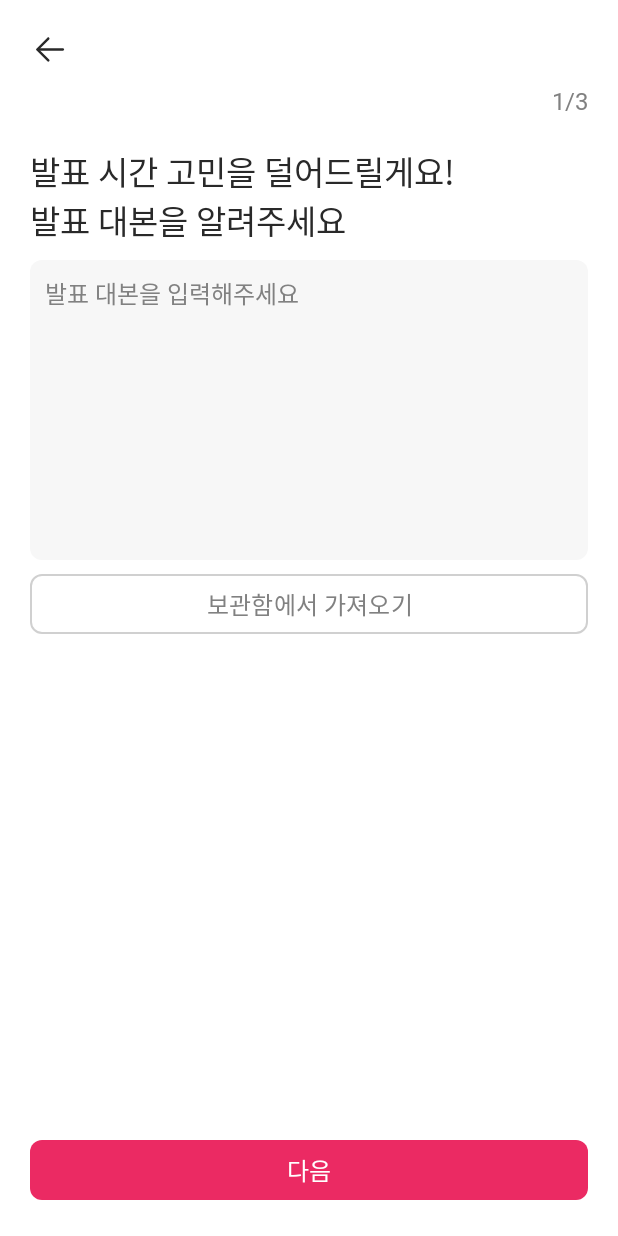
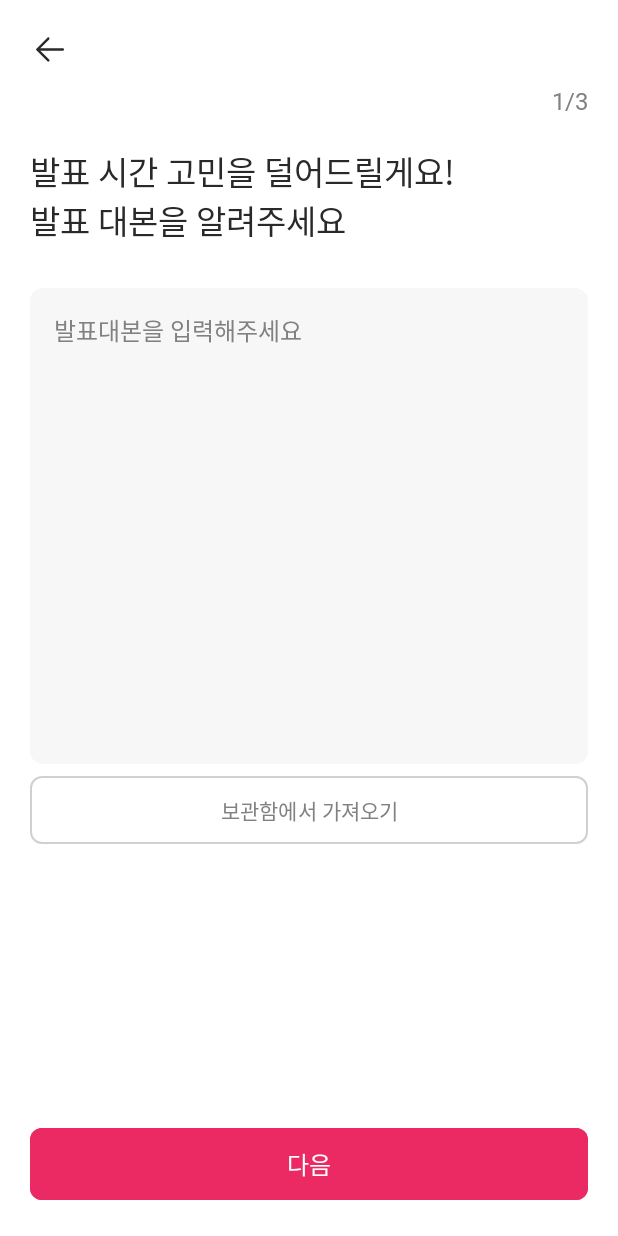
Before and after one commit to balpyo-myeotbun/balpyoMyeotbun-android, an Android app: the fragment TimeCalculatorScriptFragment shown on its own in the app's theme, on a phone screen of 412 x 824 dp. Run offline under Robolectric (Android 15) with nearby library versions, the phone set to English and light mode, and no system bars.

Commit message:
[#30] 단어당 발표 시간 계산기(관리기) 화면 디테일 수정

```diff
--- a/app/src/main/res/layout/fragment_time_calculator_result.xml
+++ b/app/src/main/res/layout/fragment_time_calculator_result.xml
@@ -48,19 +48,19 @@
         android:layout_width="match_parent"
         android:layout_height="0dp"
         android:layout_marginStart="20dp"
-        android:layout_marginTop="10dp"
+        android:layout_marginTop="5dp"
         android:layout_marginEnd="20dp"
         android:layout_marginBottom="5dp"
+        android:enabled="true"
+        android:editable="false"
         android:background="@drawable/background_text"
         android:ems="10"
         android:gravity="start|top"
-        android:hint="발표 대본을 입력해주세요"
         android:inputType="textMultiLine"
         android:padding="10dp"
         android:scrollbarThumbVertical="@drawable/custom_scrollbar"
         android:scrollbars="vertical"
         android:textColor="@color/gray4"
-        android:textColorHint="@color/gray3"
         android:textSize="16sp"
         app:layout_constraintBottom_toTopOf="@+id/button_storage"
         app:layout_constraintEnd_toEndOf="parent"
--- a/app/src/main/res/layout/fragment_time_calculator_script.xml
+++ b/app/src/main/res/layout/fragment_time_calculator_script.xml
@@ -34,39 +34,42 @@
 
     <EditText
         android:id="@+id/editText_script"
-        android:layout_width="match_parent"
-        android:layout_height="200dp"
+        android:layout_width="0dp"
+        android:layout_height="wrap_content"
         android:layout_marginStart="20dp"
-        android:layout_marginTop="10dp"
+        android:layout_marginTop="192dp"
         android:layout_marginEnd="20dp"
-        android:background="@drawable/background_text"
+        android:height="317dp"
+        android:background="@drawable/edittext_script_rounded_corner_rectangle"
         android:ems="10"
-        android:gravity="start|top"
-        android:hint="발표 대본을 입력해주세요"
+        android:fontFamily="@font/pretendard_regular"
+        android:gravity="top|left"
+        android:hint="발표대본을 입력해주세요"
         android:inputType="textMultiLine"
-        android:padding="10dp"
-        android:scrollbarThumbVertical="@drawable/custom_scrollbar"
-        android:scrollbars="vertical"
-        android:textColor="@color/gray4"
+        android:padding="16dp"
         android:textColorHint="@color/gray3"
         android:textSize="16sp"
         app:layout_constraintEnd_toEndOf="parent"
+        app:layout_constraintHorizontal_bias="0.0"
         app:layout_constraintStart_toStartOf="parent"
-        app:layout_constraintTop_toBottomOf="@+id/textView_information" />
+        app:layout_constraintTop_toTopOf="@+id/toolbar" />
 
     <Button
         android:id="@+id/button_storage"
         android:layout_width="0dp"
         android:layout_height="wrap_content"
         android:layout_marginStart="20dp"
-        android:layout_marginTop="5dp"
+        android:layout_marginTop="4dp"
         android:layout_marginEnd="20dp"
-        android:backgroundTint="@android:color/transparent"
-        app:cornerRadius="8dp"
+        android:paddingLeft="10dp"
+        android:paddingTop="12dp"
+        android:paddingRight="10dp"
+        android:paddingBottom="12dp"
+        android:backgroundTint="@color/white"
         android:fontFamily="@font/pretendard_regular"
         android:text="보관함에서 가져오기"
-        android:textSize="16sp"
         android:textColor="@color/gray3"
+        app:cornerRadius="8dp"
         app:layout_constraintEnd_toEndOf="parent"
         app:layout_constraintStart_toStartOf="parent"
         app:layout_constraintTop_toBottomOf="@+id/editText_script"
@@ -80,6 +83,11 @@
         android:layout_marginStart="20dp"
         android:layout_marginEnd="20dp"
         android:layout_marginBottom="20dp"
+        android:paddingLeft="10dp"
+        android:paddingTop="12dp"
+        android:paddingRight="10dp"
+        android:paddingBottom="12dp"
+        android:backgroundTint="@color/primary"
         android:fontFamily="@font/pretendard_medium"
         android:text="다음"
         android:textSize="16sp"
--- a/app/src/main/res/layout/fragment_time_calculator_speed.xml
+++ b/app/src/main/res/layout/fragment_time_calculator_speed.xml
@@ -44,7 +44,7 @@
         app:isb_max="2"
         app:isb_min="-2"
         app:isb_only_thumb_draggable="false"
-        app:isb_progress="25"
+        app:isb_progress="0"
         app:isb_seek_smoothly="true"
         app:isb_show_indicator="rounded_rectangle"
         app:isb_show_tick_marks_type="oval"
```
